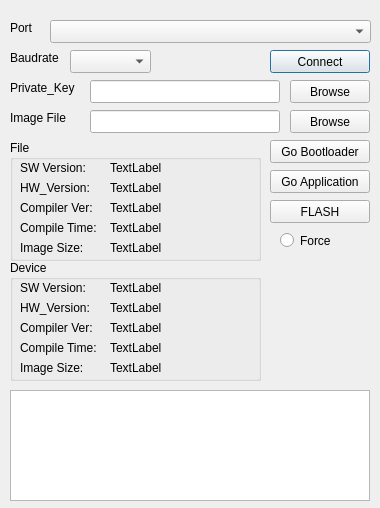
Qt form Tools/Flasher/Flasher_GUI.ui (erdemefe90/avr-secure-bootloader) before a commit.
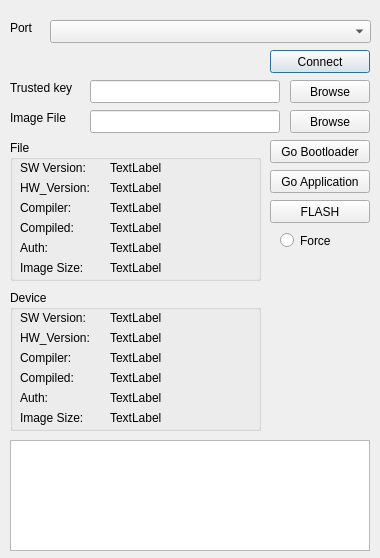
The same form after that commit. Icons and pictures are not drawn.

What changed in the file:
```diff
--- a/Tools/Flasher/Flasher_GUI.ui
+++ b/Tools/Flasher/Flasher_GUI.ui
@@ -10,7 +10,7 @@
     <x>0</x>
     <y>0</y>
     <width>380</width>
-    <height>508</height>
+    <height>558</height>
    </rect>
   </property>
   <property name="windowTitle">
@@ -66,7 +66,7 @@
     </rect>
    </property>
    <property name="text">
-    <string>Private_Key</string>
+    <string>Trusted key</string>
    </property>
   </widget>
   <widget class="QLabel" name="label_3">
@@ -134,39 +134,13 @@
     <string>Force</string>
    </property>
   </widget>
-  <widget class="QComboBox" name="cb_baudrate">
-   <property name="geometry">
-    <rect>
-     <x>70</x>
-     <y>50</y>
-     <width>81</width>
-     <height>23</height>
-    </rect>
-   </property>
-  </widget>
-  <widget class="QLabel" name="label_4">
-   <property name="geometry">
-    <rect>
-     <x>10</x>
-     <y>50</y>
-     <width>61</width>
-     <height>16</height>
-    </rect>
-   </property>
-   <property name="frameShape">
-    <enum>QFrame::NoFrame</enum>
-   </property>
-   <property name="text">
-    <string>Baudrate</string>
-   </property>
-  </widget>
   <widget class="QGroupBox" name="gb_device">
    <property name="geometry">
     <rect>
      <x>10</x>
-     <y>260</y>
+     <y>290</y>
      <width>251</width>
-     <height>121</height>
+     <height>141</height>
     </rect>
    </property>
    <property name="title">
@@ -198,30 +172,17 @@
      <string>HW_Version:</string>
     </property>
    </widget>
-   <widget class="QLabel" name="label_7">
-    <property name="geometry">
-     <rect>
-      <x>10</x>
-      <y>60</y>
-      <width>91</width>
-      <height>16</height>
-     </rect>
-    </property>
-    <property name="text">
-     <string>Compiler Ver:</string>
-    </property>
-   </widget>
    <widget class="QLabel" name="label_8">
     <property name="geometry">
      <rect>
       <x>10</x>
-      <y>80</y>
+      <y>60</y>
       <width>91</width>
       <height>16</height>
      </rect>
     </property>
     <property name="text">
-     <string>Compile Time:</string>
+     <string>Compiler:</string>
     </property>
    </widget>
    <widget class="QLabel" name="lb_dev_sw">
@@ -250,24 +211,11 @@
      <string>TextLabel</string>
     </property>
    </widget>
-   <widget class="QLabel" name="lb_dev_compiler_ver">
+   <widget class="QLabel" name="lb_dev_compiler">
     <property name="geometry">
      <rect>
       <x>100</x>
       <y>60</y>
-      <width>100</width>
-      <height>15</height>
-     </rect>
-    </property>
-    <property name="text">
-     <string>TextLabel</string>
-    </property>
-   </widget>
-   <widget class="QLabel" name="lb_dev_compile_time">
-    <property name="geometry">
-     <rect>
-      <x>100</x>
-      <y>80</y>
       <width>141</width>
       <height>16</height>
      </rect>
@@ -280,7 +228,59 @@
     <property name="geometry">
      <rect>
       <x>10</x>
+      <y>80</y>
+      <width>91</width>
+      <height>16</height>
+     </rect>
+    </property>
+    <property name="text">
+     <string>Compiled:</string>
+    </property>
+   </widget>
+   <widget class="QLabel" name="lb_dev_compile_time">
+    <property name="geometry">
+     <rect>
+      <x>100</x>
+      <y>80</y>
+      <width>141</width>
+      <height>15</height>
+     </rect>
+    </property>
+    <property name="text">
+     <string>TextLabel</string>
+    </property>
+   </widget>
+   <widget class="QLabel" name="label_dev_auth">
+    <property name="geometry">
+     <rect>
+      <x>10</x>
       <y>100</y>
+      <width>91</width>
+      <height>16</height>
+     </rect>
+    </property>
+    <property name="text">
+     <string>Auth:</string>
+    </property>
+   </widget>
+   <widget class="QLabel" name="lb_dev_auth">
+    <property name="geometry">
+     <rect>
+      <x>100</x>
+      <y>100</y>
+      <width>141</width>
+      <height>16</height>
+     </rect>
+    </property>
+    <property name="text">
+     <string>TextLabel</string>
+    </property>
+   </widget>
+   <widget class="QLabel" name="label_dev_size">
+    <property name="geometry">
+     <rect>
+      <x>10</x>
+      <y>120</y>
       <width>91</width>
       <height>16</height>
      </rect>
@@ -293,9 +293,9 @@
     <property name="geometry">
      <rect>
       <x>100</x>
-      <y>100</y>
-      <width>100</width>
-      <height>15</height>
+      <y>120</y>
+      <width>141</width>
+      <height>16</height>
      </rect>
     </property>
     <property name="text">
@@ -309,7 +309,7 @@
      <x>10</x>
      <y>140</y>
      <width>251</width>
-     <height>121</height>
+     <height>141</height>
     </rect>
    </property>
    <property name="title">
@@ -319,26 +319,13 @@
     <property name="geometry">
      <rect>
       <x>10</x>
-      <y>80</y>
-      <width>91</width>
-      <height>16</height>
-     </rect>
-    </property>
-    <property name="text">
-     <string>Compile Time:</string>
-    </property>
-   </widget>
-   <widget class="QLabel" name="label_13">
-    <property name="geometry">
-     <rect>
-      <x>10</x>
       <y>60</y>
       <width>91</width>
       <height>16</height>
      </rect>
     </property>
     <property name="text">
-     <string>Compiler Ver:</string>
+     <string>Compiler:</string>
     </property>
    </widget>
    <widget class="QLabel" name="label_14">
@@ -380,11 +367,11 @@
      <string>TextLabel</string>
     </property>
    </widget>
-   <widget class="QLabel" name="lb_file_compile_time">
+   <widget class="QLabel" name="lb_file_compiler">
     <property name="geometry">
      <rect>
       <x>100</x>
-      <y>80</y>
+      <y>60</y>
       <width>141</width>
       <height>16</height>
      </rect>
@@ -406,24 +393,63 @@
      <string>TextLabel</string>
     </property>
    </widget>
-   <widget class="QLabel" name="lb_file_compiler_ver">
-    <property name="geometry">
-     <rect>
-      <x>100</x>
-      <y>60</y>
-      <width>100</width>
-      <height>15</height>
-     </rect>
-    </property>
-    <property name="text">
-     <string>TextLabel</string>
-    </property>
-   </widget>
    <widget class="QLabel" name="label_10">
     <property name="geometry">
      <rect>
       <x>10</x>
+      <y>80</y>
+      <width>91</width>
+      <height>16</height>
+     </rect>
+    </property>
+    <property name="text">
+     <string>Compiled:</string>
+    </property>
+   </widget>
+   <widget class="QLabel" name="lb_file_compile_time">
+    <property name="geometry">
+     <rect>
+      <x>100</x>
+      <y>80</y>
+      <width>141</width>
+      <height>15</height>
+     </rect>
+    </property>
+    <property name="text">
+     <string>TextLabel</string>
+    </property>
+   </widget>
+   <widget class="QLabel" name="label_file_auth">
+    <property name="geometry">
+     <rect>
+      <x>10</x>
       <y>100</y>
+      <width>91</width>
+      <height>16</height>
+     </rect>
+    </property>
+    <property name="text">
+     <string>Auth:</string>
+    </property>
+   </widget>
+   <widget class="QLabel" name="lb_file_auth">
+    <property name="geometry">
+     <rect>
+      <x>100</x>
+      <y>100</y>
+      <width>141</width>
+      <height>16</height>
+     </rect>
+    </property>
+    <property name="text">
+     <string>TextLabel</string>
+    </property>
+   </widget>
+   <widget class="QLabel" name="label_file_size">
+    <property name="geometry">
+     <rect>
+      <x>10</x>
+      <y>120</y>
       <width>91</width>
       <height>16</height>
      </rect>
@@ -436,9 +462,9 @@
     <property name="geometry">
      <rect>
       <x>100</x>
-      <y>100</y>
-      <width>100</width>
-      <height>15</height>
+      <y>120</y>
+      <width>141</width>
+      <height>16</height>
      </rect>
     </property>
     <property name="text">
@@ -504,7 +530,7 @@
    <property name="geometry">
     <rect>
      <x>10</x>
-     <y>390</y>
+     <y>440</y>
      <width>360</width>
      <height>111</height>
     </rect>
```
Left out of the diff: 6 changed lines with no effect on the pictures.
